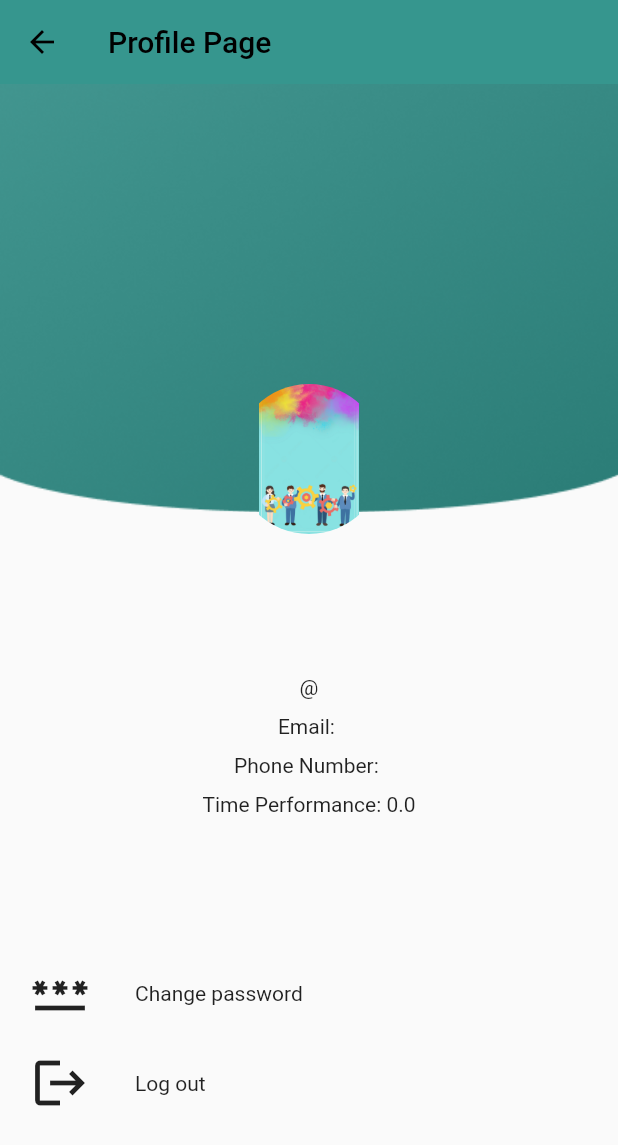
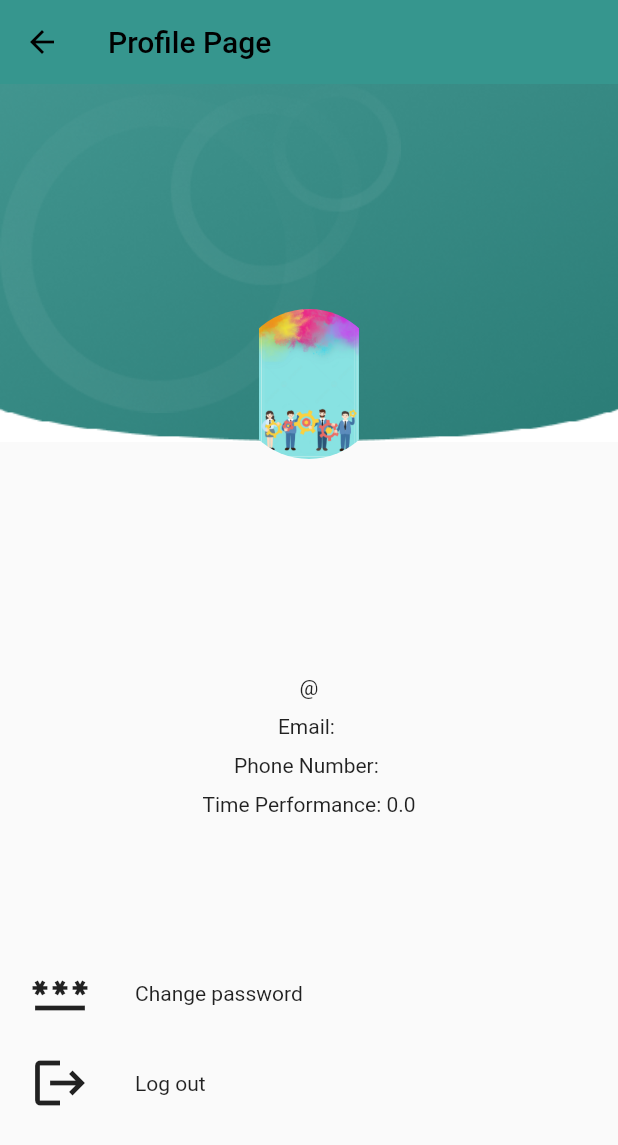
Before and after one commit to lmtri-fit-hcmus/jira_mobile, a Flutter app: the ProfilePage screen opened directly, on a phone screen of 412 x 824 dp. Shown: the top 1145 px of the screen. Run offline on Flutter 3.47's test engine with Material 2 defaults, Android fonts, the phone set to English and light mode, and no system bars; our stand-ins replace community_material_icon, expandable, font_awesome_flutter, get_it, quickalert and 1 more; missing offline and left inert: dart:ffi, footer, mongo_dart, password_text_field; accounts and stored records are empty.

Commit message:
hot_fix profile page - Minh Tri

```diff
--- a/lib/pages/profile_page.dart
+++ b/lib/pages/profile_page.dart
@@ -70,18 +70,16 @@ class _ProfilePageState extends State<ProfilePage> {
       ),
       body: Container(
         child: Stack(children: [
-          Center(
-            child: Column(
-              children: [
+
                 Container(
                   child: Image.asset('assets/images/entry/bkgr.png'),
                 ),
                 Container(
                   child: Image.asset('assets/images/entry/circle.png'),
                 ),
-              ],
-            ),
-          ),
+
+
+
           Column(
             children: [
               Column(children: [
@@ -89,7 +87,7 @@ class _ProfilePageState extends State<ProfilePage> {
                   child: Column(
                     children: [
                       Container(
-                        margin: EdgeInsets.only(top: 200, bottom: 5),
+                        margin: EdgeInsets.only(top: 150, bottom: 5),
                         height: 100,
                         width: 100,
                         decoration: BoxDecoration(
@@ -105,14 +103,7 @@ class _ProfilePageState extends State<ProfilePage> {
                           style: TextStyle(fontWeight: FontWeight.bold),
                         ),
                       ),
-                      Container(
-                          margin: EdgeInsets.only(top: 5),
-                          child: Text(
-                            '@$accountId',
-                            style: TextStyle(
-                              color: Color.fromARGB(0, 31, 105, 110),
-                            ),
-                          )),
+
                     ],
                   ),
                 ),
```
Also changed, not shown: lib/pages/create_project_page.dart (+46 -21 lines), assets/images/entry/bkgr.png.
